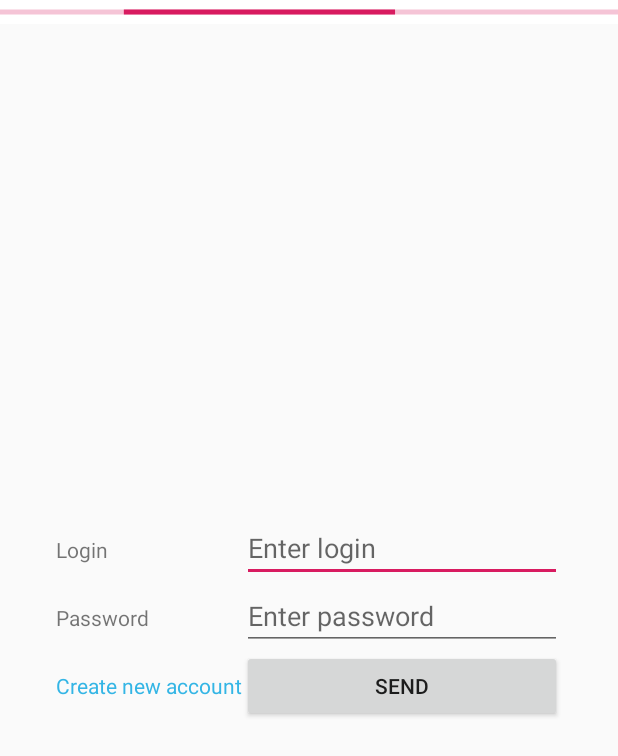
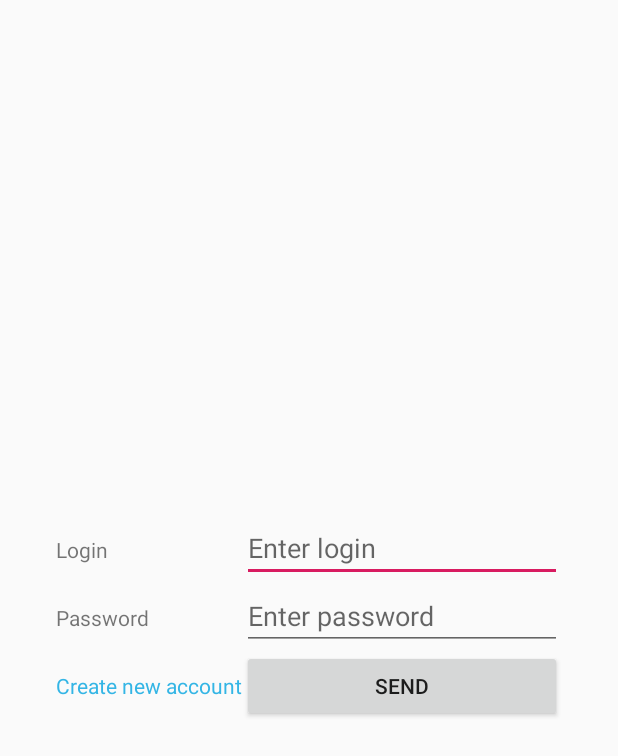
Before and after one commit to MisterRnobe/Notes, an Android app: the screen it shows after launch (LoginActivity), on a phone screen of 412 x 824 dp. Shown: the top 756 px of the screen. Run offline under Robolectric (Android 15) with nearby library versions, the phone set to English and light mode, and no system bars; our stand-ins replace Volley.

Commit message:
pb bug fix

```diff
--- a/app/src/main/java/com/medvedev/nikita/notes/LoginActivity.java
+++ b/app/src/main/java/com/medvedev/nikita/notes/LoginActivity.java
@@ -34,6 +34,8 @@ public class LoginActivity extends AppCompatActivity {
         String loadToken = SharedPreferencesManager.getInstance().getToken();
         if (!loadToken.isEmpty())
             RequestManager.tokenRequest(new Token().setToken(loadToken),this::onLogin,this::tokenAuthError);
+        else
+            pb.setVisibility(ProgressBar.INVISIBLE);
         Log.i(TAG, "Called onCreate(...)");
         password = findViewById(R.id.passwordInput);
         login = findViewById(R.id.loginInput);
```
